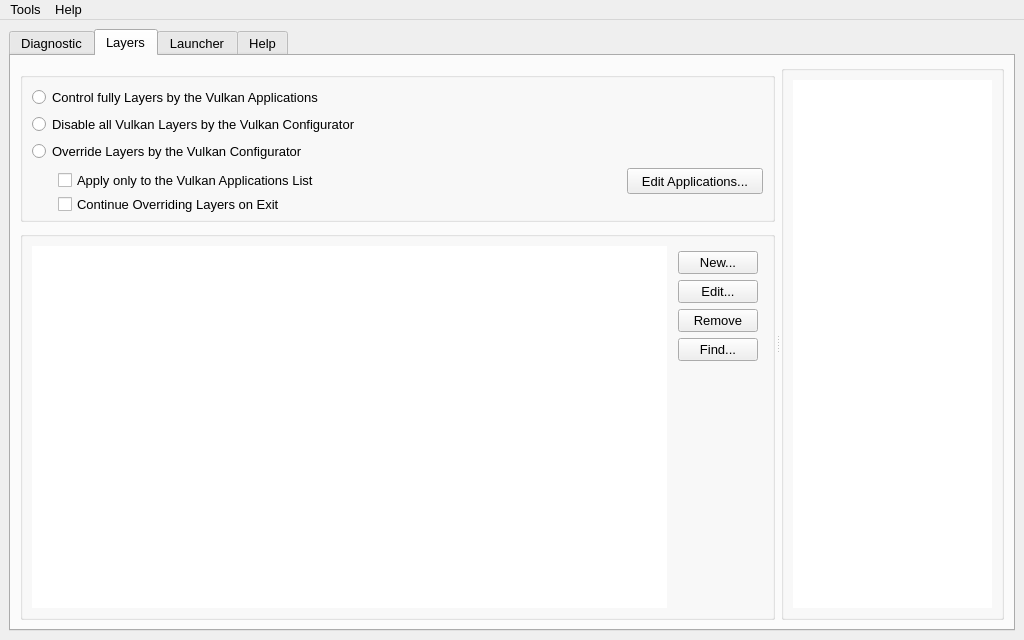
First picture: the form in vkconfig/mainwindow.ui, repository dgkoch/LunarG-VulkanTools, before the edit.
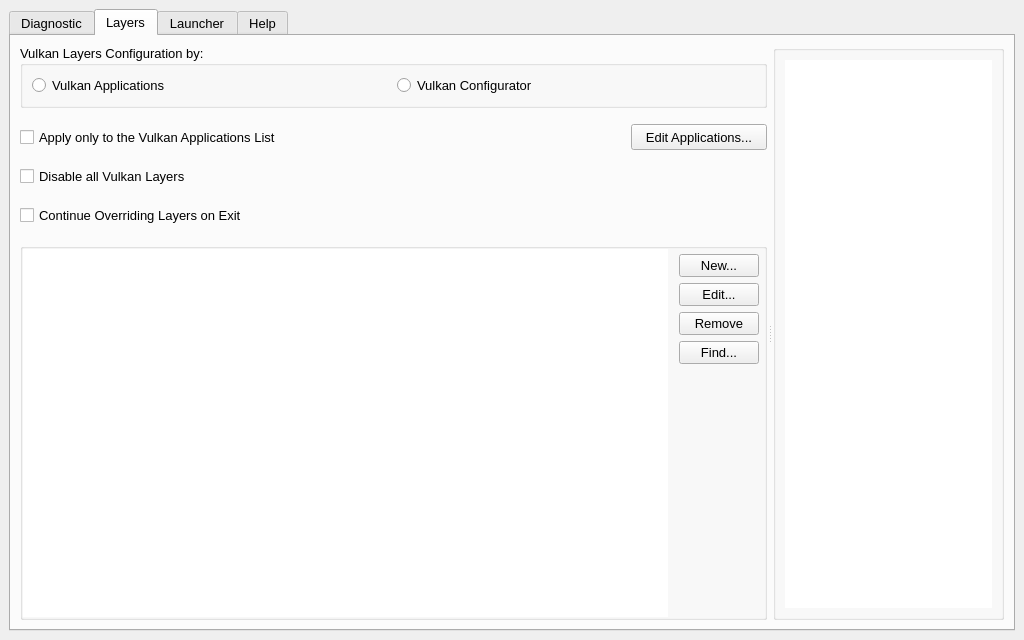
Second picture: the form after the edit. Icons and pictures are not drawn.

Commit message: vkconfig3: add check box to disable all Vulkan Layers

Diff of the .ui file:
```diff
--- a/vkconfig/mainwindow.ui
+++ b/vkconfig/mainwindow.ui
@@ -118,7 +118,7 @@
             <enum>Qt::Vertical</enum>
            </property>
            <widget class="QWidget" name="widgetTopLeft" native="true">
-            <layout class="QVBoxLayout" name="verticalLayout_2">
+            <layout class="QVBoxLayout" name="verticalLayout_2" stretch="0,0,1">
              <property name="spacing">
               <number>16</number>
              </property>
@@ -135,34 +135,28 @@
               <number>0</number>
              </property>
              <item>
-              <widget class="QGroupBox" name="group_box_management">
-               <property name="sizePolicy">
-                <sizepolicy hsizetype="Preferred" vsizetype="Preferred">
-                 <horstretch>0</horstretch>
-                 <verstretch>0</verstretch>
-                </sizepolicy>
-               </property>
-               <property name="minimumSize">
-                <size>
-                 <width>0</width>
-                 <height>150</height>
-                </size>
-               </property>
-               <property name="maximumSize">
-                <size>
-                 <width>16777215</width>
-                 <height>135</height>
-                </size>
-               </property>
+              <widget class="QGroupBox" name="groupBox_4">
                <property name="title">
-                <string/>
+                <string>Vulkan Layers Configuration by:</string>
                </property>
-               <property name="flat">
-                <bool>false</bool>
-               </property>
-               <layout class="QGridLayout" name="gridLayout_14">
-                <item row="0" column="0">
-                 <widget class="QRadioButton" name="radio_fully">
+               <layout class="QHBoxLayout" name="horizontalLayout_8">
+                <item>
+                 <layout class="QHBoxLayout" name="horizontalLayout_7">
+                  <item>
+                   <widget class="QRadioButton" name="radio_control">
+                    <property name="font">
+                     <font>
+                      <family>Arial</family>
+                      <pointsize>10</pointsize>
+                     </font>
+                    </property>
+                    <property name="text">
+                     <string>Vulkan Applications</string>
+                    </property>
+                   </widget>
+                  </item>
+                  <item>
+                   <widget class="QRadioButton" name="radio_override">
                   <property name="font">
                    <font>
                     <family>Arial</family>
@@ -170,52 +164,18 @@
                    </font>
                   </property>
                   <property name="text">
-                   <string>Control fully Layers by the Vulkan Applications</string>
+                     <string>Vulkan Configurator</string>
                   </property>
                  </widget>
                 </item>
-                <item row="3" column="0">
+                 </layout>
+                </item>
+               </layout>
+              </widget>
+             </item>
+             <item>
                  <layout class="QGridLayout" name="gridLayout_15">
-                  <item row="0" column="0">
-                   <widget class="QWidget" name="widget" native="true">
-                    <property name="maximumSize">
-                     <size>
-                      <width>20</width>
-                      <height>16777215</height>
-                     </size>
-                    </property>
-                   </widget>
-                  </item>
-                  <item row="0" column="1">
-                   <widget class="QCheckBox" name="check_box_apply_list">
-                    <property name="minimumSize">
-                     <size>
-                      <width>0</width>
-                      <height>24</height>
-                     </size>
-                    </property>
-                    <property name="font">
-                     <font>
-                      <family>Arial</family>
-                      <pointsize>10</pointsize>
-                     </font>
-                    </property>
-                    <property name="text">
-                     <string>Apply only to the Vulkan Applications List</string>
-                    </property>
-                   </widget>
-                  </item>
-                  <item row="1" column="0">
-                   <widget class="QWidget" name="widget_2" native="true">
-                    <property name="maximumSize">
-                     <size>
-                      <width>20</width>
-                      <height>16777215</height>
-                     </size>
-                    </property>
-                   </widget>
-                  </item>
-                  <item row="1" column="1">
+               <item row="2" column="1">
                    <widget class="QCheckBox" name="check_box_persistent">
                     <property name="minimumSize">
                      <size>
@@ -223,6 +183,12 @@
                       <height>24</height>
                      </size>
                     </property>
+                 <property name="maximumSize">
+                  <size>
+                   <width>16777215</width>
+                   <height>24</height>
+                  </size>
+                 </property>
                     <property name="font">
                      <font>
                       <family>Arial</family>
@@ -234,6 +200,19 @@
                     </property>
                    </widget>
                   </item>
+               <item row="1" column="1">
+                <widget class="QCheckBox" name="check_box_disable">
+                 <property name="maximumSize">
+                  <size>
+                   <width>16777215</width>
+                   <height>24</height>
+                  </size>
+                 </property>
+                 <property name="text">
+                  <string>Disable all Vulkan Layers</string>
+                 </property>
+                </widget>
+               </item>
                   <item row="0" column="2">
                    <widget class="QPushButton" name="push_button_applications">
                     <property name="sizePolicy">
@@ -265,10 +244,20 @@
                     </property>
                    </widget>
                   </item>
-                 </layout>
-                </item>
-                <item row="2" column="0">
-                 <widget class="QRadioButton" name="radio_override">
+               <item row="0" column="1">
+                <widget class="QCheckBox" name="check_box_apply_list">
+                 <property name="minimumSize">
+                  <size>
+                   <width>0</width>
+                   <height>24</height>
+                  </size>
+                 </property>
+                 <property name="maximumSize">
+                  <size>
+                   <width>16777215</width>
+                   <height>24</height>
+                  </size>
+                 </property>
                   <property name="font">
                    <font>
                     <family>Arial</family>
@@ -276,19 +265,11 @@
                    </font>
                   </property>
                   <property name="text">
-                   <string>Override Layers by the Vulkan Configurator</string>
-                  </property>
-                 </widget>
-                </item>
-                <item row="1" column="0">
-                 <widget class="QRadioButton" name="radioButton">
-                  <property name="text">
-                   <string>Disable all Vulkan Layers by the Vulkan Configurator</string>
+                  <string>Apply only to the Vulkan Applications List</string>
                   </property>
                  </widget>
                 </item>
                </layout>
-              </widget>
              </item>
              <item>
               <widget class="QGroupBox" name="group_box_configurations">
@@ -302,6 +283,18 @@
                 <string/>
                </property>
                <layout class="QGridLayout" name="gridLayout_3">
+                <property name="leftMargin">
+                 <number>0</number>
+                </property>
+                <property name="topMargin">
+                 <number>0</number>
+                </property>
+                <property name="rightMargin">
+                 <number>0</number>
+                </property>
+                <property name="bottomMargin">
+                 <number>0</number>
+                </property>
                 <property name="spacing">
                  <number>6</number>
                 </property>
@@ -1377,42 +1370,6 @@
     </item>
    </layout>
   </widget>
-  <widget class="QMenuBar" name="menubar">
-   <property name="geometry">
-    <rect>
-     <x>0</x>
-     <y>0</y>
-     <width>1024</width>
-     <height>22</height>
-    </rect>
-   </property>
-   <widget class="QMenu" name="menuTools">
-    <property name="title">
-     <string>Tools</string>
-    </property>
-    <addaction name="actionVulkan_Info"/>
-    <addaction name="actionVulkan_Installation"/>
-    <addaction name="separator"/>
-    <addaction name="actionRestore_Default_Configurations"/>
-   </widget>
-   <widget class="QMenu" name="menuHelp">
-    <property name="title">
-     <string>Help</string>
-    </property>
-    <addaction name="action_find_more_layers"/>
-    <addaction name="separator"/>
-    <addaction name="actionVulkan_specification"/>
-    <addaction name="actionVulkan_Layer_Specification"/>
-    <addaction name="actionGPU_Info_Reports"/>
-    <addaction name="separator"/>
-    <addaction name="action_readme"/>
-    <addaction name="action_changelog"/>
-    <addaction name="separator"/>
-    <addaction name="actionAbout"/>
-   </widget>
-   <addaction name="menuTools"/>
-   <addaction name="menuHelp"/>
-  </widget>
   <action name="actionHistory">
    <property name="text">
     <string>History...</string>
```
Lines whose indentation alone changed are shown as unchanged. The commit also changes 6 other files.
